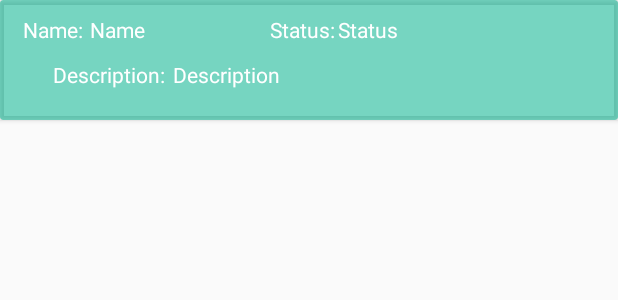
After one commit to DESTROYED/The_busy_calendar, an Android app: the layout inside_listview_event.xml on its own in the app's theme, with its tools: preview values and no code run, on a phone screen of 412 x 824 dp. The commit adds this screen. Shown: the top 300 px of the screen. Run offline under Robolectric (Android 15) with nearby library versions, the phone set to English and light mode, and no system bars.

Commit message:
Calendar bugs are fixed. Add event listview for each day. Remove Alarm Utils and drawer

```diff
--- a/Busy_calendar/app/build.gradle
+++ b/Busy_calendar/app/build.gradle
@@ -41,6 +41,7 @@ dependencies {
     })
     compile project(path: ':backend', configuration: 'android-endpoints')
     compile 'com.android.support:appcompat-v7:25.0.1'
+    compile 'com.android.support:cardview-v7:21.+'
     compile 'com.google.code.findbugs:jsr305:2.0.1'
     compile 'com.google.appengine:appengine-api-1.0-sdk:1.9.34'
     compile 'com.android.support:design:24.2.1'
--- /dev/null
+++ b/Busy_calendar/app/src/main/res/layout/inside_listview_event.xml
@@ -0,0 +1,52 @@
+<?xml version="1.0" encoding="utf-8"?>
+<android.support.v7.widget.CardView xmlns:android="http://schemas.android.com/apk/res/android"
+    android:layout_width="match_parent"
+    xmlns:app="http://schemas.android.com/apk/res-auto"
+    app:cardBackgroundColor="@color/transparentBlueMonthBar"
+    android:layout_height="80dp">
+    <TextView
+        android:textColor="@color/white"
+        android:layout_marginTop="10dp"
+        android:layout_marginLeft="15dp"
+        android:text="Name:"
+        android:layout_width="wrap_content"
+        android:layout_height="wrap_content" />
+    <TextView
+        android:textColor="@color/white"
+        android:layout_marginTop="10dp"
+        android:layout_marginLeft="60dp"
+        android:text="Name"
+        android:id="@+id/event_name"
+        android:layout_width="wrap_content"
+        android:layout_height="wrap_content" />
+    <TextView
+        android:textColor="@color/white"
+        android:layout_marginTop="10dp"
+        android:layout_marginLeft="180dp"
+        android:text="Status:"
+        android:layout_width="wrap_content"
+        android:layout_height="wrap_content" />
+    <TextView
+        android:textColor="@color/white"
+        android:layout_marginTop="10dp"
+        android:layout_marginLeft="225dp"
+        android:text="Status"
+        android:id="@+id/event_status"
+        android:layout_width="wrap_content"
+        android:layout_height="wrap_content" />
+    <TextView
+        android:textColor="@color/white"
+        android:layout_marginTop="40dp"
+        android:layout_marginLeft="35dp"
+        android:text="Description:"
+        android:layout_width="wrap_content"
+        android:layout_height="wrap_content" />
+    <TextView
+        android:textColor="@color/white"
+        android:layout_marginTop="40dp"
+        android:layout_marginLeft="115dp"
+        android:text="Description"
+        android:id="@+id/event_description"
+        android:layout_width="wrap_content"
+        android:layout_height="wrap_content" />
+</android.support.v7.widget.CardView>
--- a/Busy_calendar/app/src/main/res/values/colors.xml
+++ b/Busy_calendar/app/src/main/res/values/colors.xml
@@ -2,6 +2,7 @@
 <resources>
     <color name="blueToolBar">#33475f</color>
     <color name="blueMonthBar">#1abb9a</color>
+    <color name="transparentBlueMonthBar">#961abb9a</color>
     <color name="colorPrimary">#51ca76</color>
     <color name="colorPrimaryDark">#b5707174</color>
     <color name="colorPrimaryBar">#42a761</color>
```
Also changed, not shown: Busy_calendar/app/src/main/AndroidManifest.xml (+9 -2 lines), Busy_calendar/app/src/main/java/com/example/destr/busy_calendar/dbase/DBEditor.java (+11 -2 lines), Busy_calendar/app/src/main/java/com/example/destr/busy_calendar/ui/activities/EventActivity.java (+20 -13 lines), Busy_calendar/app/src/main/java/com/example/destr/busy_calendar/ui/activities/MainActivity.java (+0 -13 lines), Busy_calendar/app/src/main/java/com/example/destr/busy_calendar/ui/adapters/GridCellAdapter.java (+7 -10 lines), Busy_calendar/app/src/main/java/com/example/destr/busy_calendar/utils/AlarmUtility.java (deleted, +0 -32 lines), Busy_calendar/app/src/main/res/layout-v21/event.xml (+15 -0 lines), Busy_calendar/app/src/main/res/layout/event.xml (+11 -2 lines).
